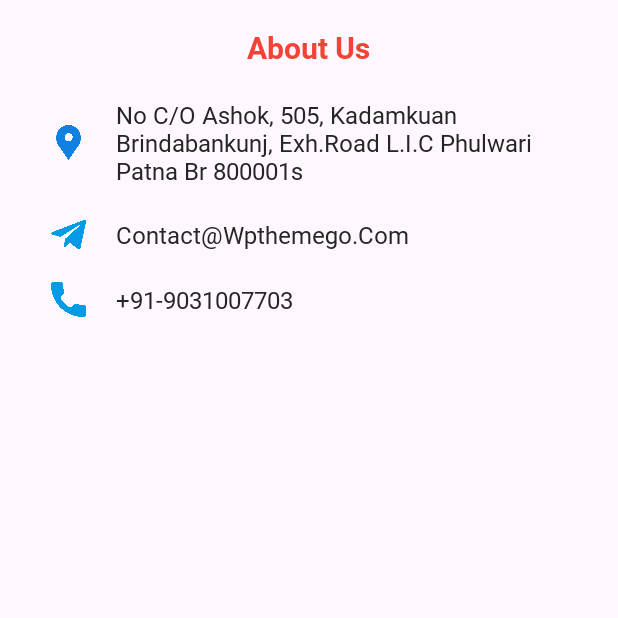
After one commit to devapp-nishant/Android_Ecommerce_App, an Android app: the AboutUsActivity screen opened directly, with no data from a screen before it, on a phone screen of 412 x 824 dp, the top half of it. The commit adds this screen. Run offline under Robolectric (Android 15) with nearby library versions, the phone set to English and light mode, and no system bars; our stand-ins replace sdp/ssp sizes.

Commit message:
CODE TO MAKE ECOMMERCE APP IN ANDROID

```diff
--- a/app/src/main/AndroidManifest.xml
+++ b/app/src/main/AndroidManifest.xml
@@ -23,6 +23,9 @@
         android:theme="@style/Theme.30"
         android:usesCleartextTraffic="true"
         tools:targetApi="31">
+        <activity
+            android:name=".Activities.AboutUsActivity"
+            android:exported="false" />
         <activity
             android:name=".Activities.ContactUsActivity"
             android:exported="false" />
--- /dev/null
+++ b/app/src/main/java/com/hdddekho/thirty/percent/customer/Activities/AboutUsActivity.java
@@ -0,0 +1,16 @@
+package com.hdddekho.thirty.percent.customer.Activities;
+
+import androidx.appcompat.app.AppCompatActivity;
+
+import android.os.Bundle;
+
+import com.hdddekho.thirty.percent.customer.R;
+
+public class AboutUsActivity extends AppCompatActivity {
+
+    @Override
+    protected void onCreate(Bundle savedInstanceState) {
+        super.onCreate(savedInstanceState);
+        setContentView(R.layout.activity_about_us);
+    }
+}
--- /dev/null
+++ b/app/src/main/res/layout/activity_about_us.xml
@@ -0,0 +1,124 @@
+<?xml version="1.0" encoding="utf-8"?>
+<ScrollView xmlns:android="http://schemas.android.com/apk/res/android"
+    xmlns:app="http://schemas.android.com/apk/res-auto"
+    xmlns:tools="http://schemas.android.com/tools"
+    android:layout_width="match_parent"
+    android:layout_height="match_parent"
+    android:fillViewport="true"
+    tools:context=".Activities.AboutUsActivity">
+
+    <androidx.appcompat.widget.LinearLayoutCompat
+        android:layout_width="match_parent"
+        android:layout_height="wrap_content"
+        android:orientation="vertical"
+        android:padding="8dp">
+
+        <TextView
+            android:layout_width="wrap_content"
+            android:layout_height="wrap_content"
+            android:layout_gravity="center"
+            android:text="About Us"
+            android:layout_marginVertical="10dp"
+            android:textSize="20sp"
+            android:textColor="#F44336"
+            android:fontFamily="@font/roboto_bold"/>
+
+        <androidx.constraintlayout.widget.ConstraintLayout
+            android:layout_width="match_parent"
+            android:layout_height="wrap_content"
+            android:padding="10dp">
+
+            <ImageView
+                android:id="@+id/imageView7"
+                android:layout_width="@dimen/_18sdp"
+                android:layout_height="@dimen/_18sdp"
+                android:layout_marginStart="16dp"
+                android:src="@drawable/location"
+                app:layout_constraintBottom_toBottomOf="parent"
+                app:layout_constraintStart_toStartOf="parent"
+                app:layout_constraintTop_toTopOf="parent" />
+
+            <TextView
+                android:layout_width="0dp"
+                android:layout_height="wrap_content"
+                android:fontFamily="@font/roboto_regular"
+                android:gravity="start"
+                android:layout_marginStart="20dp"
+                android:text="No C/O Ashok, 505, Kadamkuan Brindabankunj, Exh.Road L.I.C Phulwari Patna Br 800001s"
+                android:textAlignment="textStart"
+                android:textColor="@color/text_color"
+                android:textSize="16sp"
+                app:layout_constraintBottom_toBottomOf="parent"
+                app:layout_constraintEnd_toEndOf="parent"
+                app:layout_constraintStart_toEndOf="@+id/imageView7"
+                app:layout_constraintTop_toTopOf="parent" />
+
+        </androidx.constraintlayout.widget.ConstraintLayout>
+
+        <androidx.constraintlayout.widget.ConstraintLayout
+            android:layout_width="match_parent"
+            android:layout_height="wrap_content"
+            android:padding="10dp">
+
+            <ImageView
+                android:id="@+id/imageView9"
+                android:layout_width="@dimen/_18sdp"
+                android:layout_height="@dimen/_18sdp"
+                android:layout_marginStart="16dp"
+                android:src="@drawable/telegram"
+                app:layout_constraintBottom_toBottomOf="parent"
+                app:layout_constraintStart_toStartOf="parent"
+                app:layout_constraintTop_toTopOf="parent" />
+
+            <TextView
+                android:layout_width="0dp"
+                android:layout_height="wrap_content"
+                android:fontFamily="@font/roboto_regular"
+                android:gravity="start"
+                android:layout_marginStart="20dp"
+                android:text="Contact@Wpthemego.Com"
+                android:textAlignment="textStart"
+                android:textColor="@color/text_color"
+                android:textSize="16sp"
+                app:layout_constraintBottom_toBottomOf="parent"
+                app:layout_constraintEnd_toEndOf="parent"
+                app:layout_constraintStart_toEndOf="@+id/imageView9"
+                app:layout_constraintTop_toTopOf="parent" />
+
+        </androidx.constraintlayout.widget.ConstraintLayout>
+
+        <androidx.constraintlayout.widget.ConstraintLayout
+            android:layout_width="match_parent"
+            android:layout_height="wrap_content"
+            android:padding="10dp">
+
+            <ImageView
+                android:id="@+id/imageView10"
+                android:layout_width="@dimen/_18sdp"
+                android:layout_height="@dimen/_18sdp"
+                android:layout_marginStart="16dp"
+                android:src="@drawable/call"
+                app:layout_constraintBottom_toBottomOf="parent"
+                app:layout_constraintStart_toStartOf="parent"
+                app:layout_constraintTop_toTopOf="parent" />
+
+            <TextView
+                android:layout_width="0dp"
+                android:layout_height="wrap_content"
+                android:fontFamily="@font/roboto_regular"
+                android:gravity="start"
+                android:layout_marginStart="20dp"
+                android:text="+91-9031007703"
+                android:textAlignment="textStart"
+                android:textColor="@color/text_color"
+                android:textSize="16sp"
+                app:layout_constraintBottom_toBottomOf="parent"
+                app:layout_constraintEnd_toEndOf="parent"
+                app:layout_constraintStart_toEndOf="@+id/imageView10"
+                app:layout_constraintTop_toTopOf="parent" />
+
+        </androidx.constraintlayout.widget.ConstraintLayout>
+
+    </androidx.appcompat.widget.LinearLayoutCompat>
+
+</ScrollView>
```
Also changed, not shown: app/src/main/java/com/hdddekho/thirty/percent/customer/Fragments/ProfileFragment.java (+19 -2 lines), app/src/main/res/layout/activity_contact_us.xml (+38 -2 lines), app/src/main/res/layout/activity_refund_policy.xml (+31 -2 lines), app/src/main/res/layout/fragment_profile.xml (+61 -81 lines).
